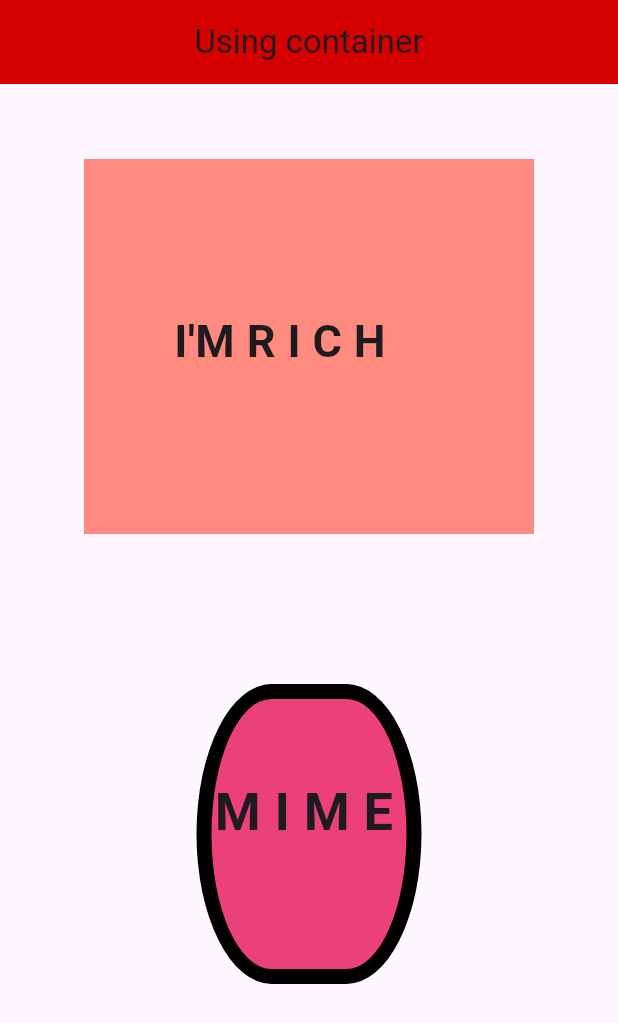
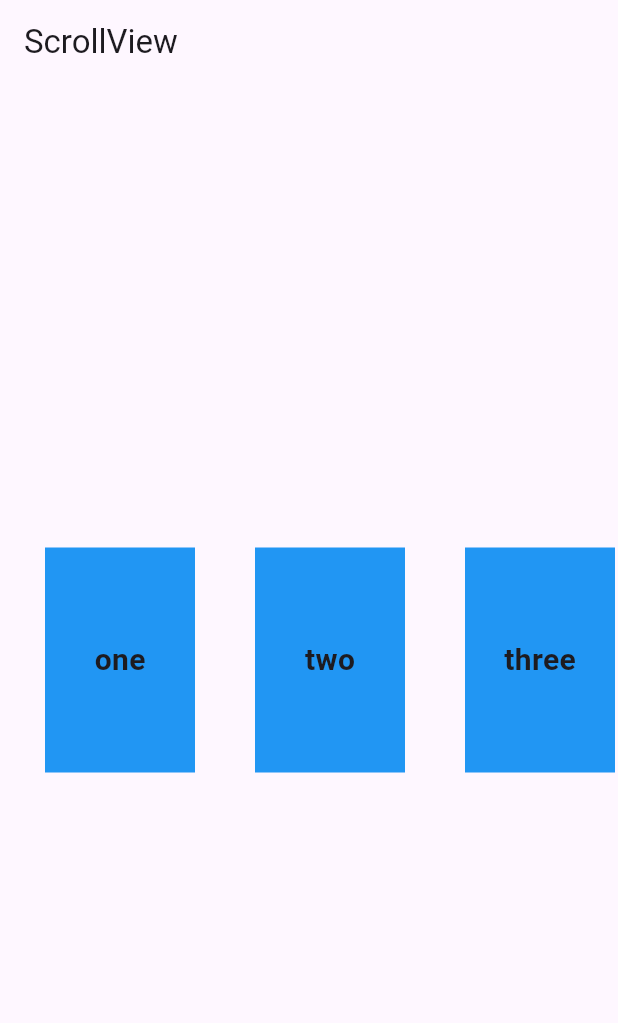
Before and after one commit to jidapha3005/flutter_sample, a Flutter app: the screen it shows after launch, on a phone screen of 412 x 824 dp. Shown: the top 1023 px of the screen. Run offline on Flutter 3.47's test engine with Material 3 defaults, Android fonts, the phone set to English and light mode, and no system bars.

Commit message:
last commit

```diff
--- a/flutter/flutter_sample/lib/main.dart
+++ b/flutter/flutter_sample/lib/main.dart
@@ -1,5 +1,6 @@
 import 'package:flutter/material.dart';
 import 'package:flutter_sample/my_container.dart';
+import 'package:flutter_sample/my_scroll.dart';
 
 void main() {
   runApp(const MainApp());
@@ -13,7 +14,7 @@ class MainApp extends StatelessWidget {
     return const MaterialApp(
       debugShowCheckedModeBanner: false,
       title:'My Flutter sample',
-      home: MyContainer()
+      home: MyScrollView()
     );
   }
 }
--- a/flutter/flutter_sample/lib/my_container.dart
+++ b/flutter/flutter_sample/lib/my_container.dart
@@ -7,8 +7,8 @@ class MyContainer extends StatelessWidget {
   Widget build(BuildContext context) {
     return  Scaffold(
       appBar: AppBar(
-        title: Text('Using container'),
-        backgroundColor: Color(0xFFD50000),
+        title: const Text('Using container'),
+        backgroundColor:const Color(0xFFD50000),
         centerTitle: true,
       ),
       body: Center(child: Column(
@@ -24,7 +24,7 @@ class MyContainer extends StatelessWidget {
     margin:const EdgeInsets.all(50),
     padding:const EdgeInsets.only(top:50,left: 2),
      decoration: BoxDecoration(
-      color: Color(0xFFEC407A),
+      color:const Color(0xFFEC407A),
           border: Border.all(
             color: Colors.black,
             style: BorderStyle.solid,
@@ -35,7 +35,7 @@ class MyContainer extends StatelessWidget {
     child:const Text('M I M E', style: TextStyle(fontSize: 35,fontWeight: FontWeight.bold),),
   );
   Widget container1()=> Container(
-     color: Color(0xFFFF8A80),
+     color:const Color(0xFFFF8A80),
         height: 250,
         width: 300,
         margin: const EdgeInsets.all(50),
--- /dev/null
+++ b/flutter/flutter_sample/lib/my_scroll.dart
@@ -0,0 +1,42 @@
+import 'package:flutter/material.dart';
+
+class MyScrollView extends StatelessWidget {
+  const MyScrollView({super.key});
+
+  @override
+  Widget build(BuildContext context) {
+    return Scaffold(
+      appBar: AppBar(
+        title: const Text('ScrollView'),
+      ),
+      body: SingleChildScrollView(
+        scrollDirection: Axis.horizontal,
+        padding: const  EdgeInsets.all(10),
+        child: Center(
+          child: Row(children: [
+            boxContainer('one'),
+            boxContainer('two'),
+            boxContainer('three'),
+            boxContainer('four'),
+            boxContainer('five'),
+            boxContainer('six'),
+            boxContainer('seven'),
+          ],),
+        ),
+
+      ),
+    );
+  }
+
+  Widget boxContainer(String txt) => Container(
+    width: 100,
+    height: 150,
+    color: Colors.blue,
+    margin: const EdgeInsets.all(20),
+    alignment: Alignment.center,
+    child: Text(txt, style:const TextStyle(fontSize: 20,fontWeight: FontWeight.bold),),
+
+
+  );
+
+}
```
